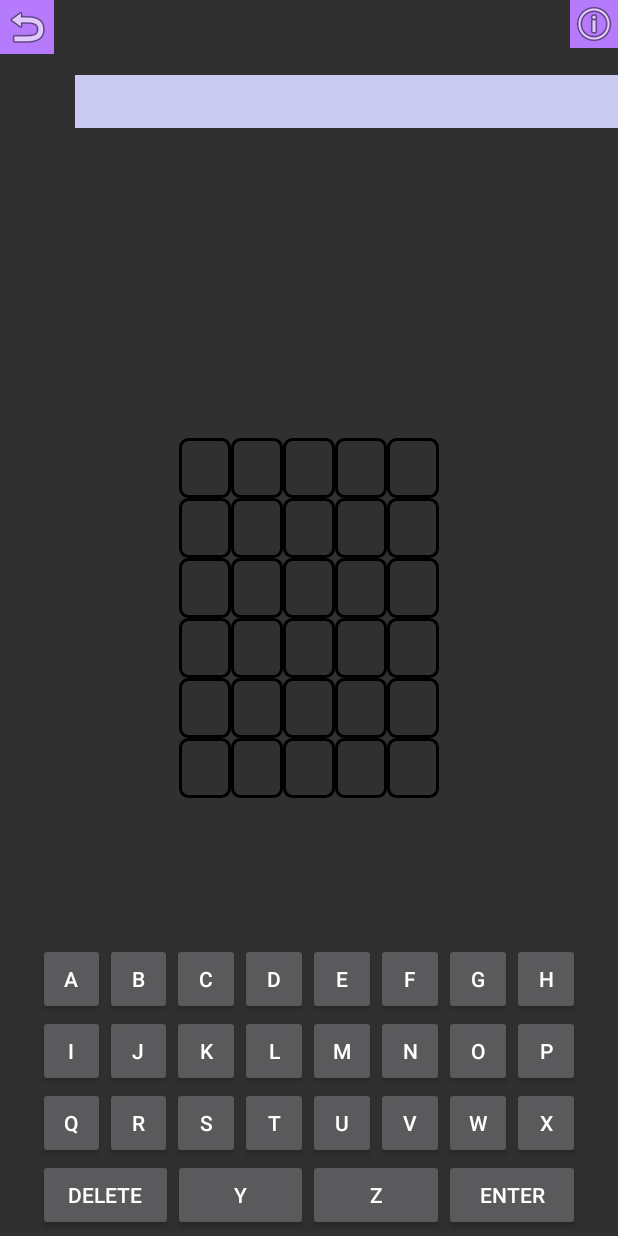
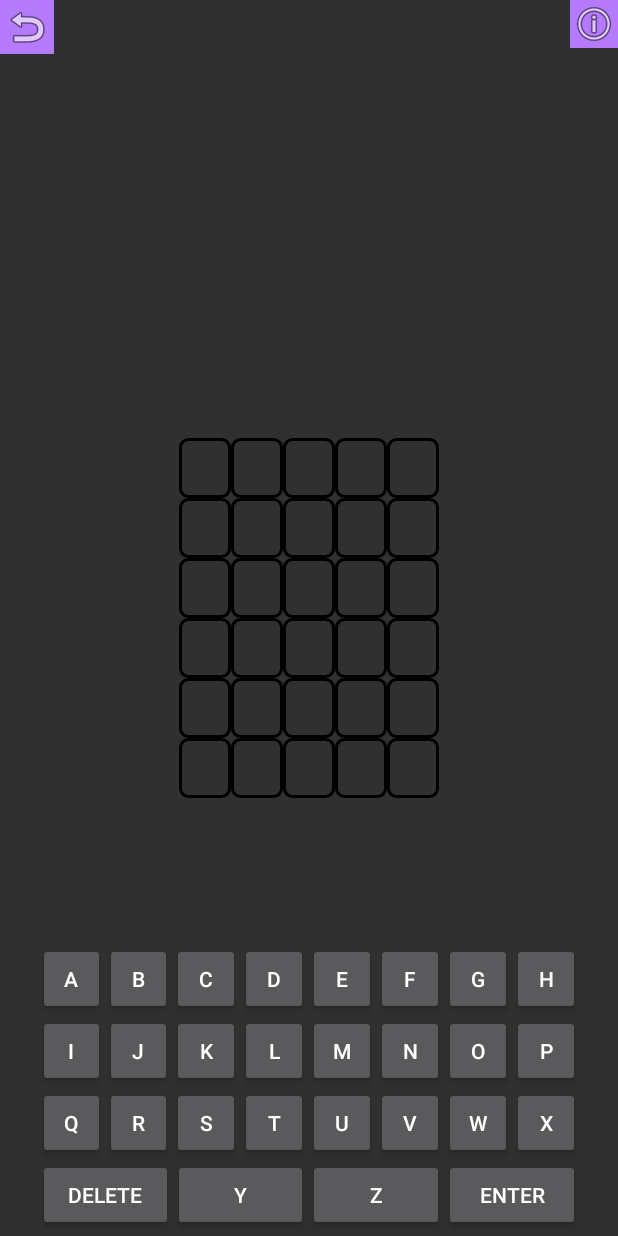
Before and after one commit to Anupama1912/CS2340-gameSuite, an Android app: the WordleActivity screen opened directly, with no data from a screen before it, on a phone screen of 412 x 824 dp. Run offline under Robolectric (Android 15) with nearby library versions, the phone set to English and light mode, and no system bars.

Commit message:
search bar commented out

```diff
--- a/GameSuite2/app/src/main/java/com/example/gamesuite/WordleActivity.java
+++ b/GameSuite2/app/src/main/java/com/example/gamesuite/WordleActivity.java
@@ -39,12 +39,12 @@ public class WordleActivity extends AppCompatActivity {
         setContentView(R.layout.activity_wordle);
         FrameLayout layout2 = findViewById(R.id.layout);
 
-        EditText editText = findViewById(R.id.editText);
+        //EditText editText = findViewById(R.id.editText);
         KeyboardClass keyboard = findViewById(R.id.keyboard);
-        editText.setRawInputType(TYPE_CLASS_TEXT);
-        editText.setTextIsSelectable(true);
-        InputConnection ic = editText.onCreateInputConnection(new EditorInfo());
-        keyboard.setInputConnection(null);
+        //editText.setRawInputType(TYPE_CLASS_TEXT);
+        //editText.setTextIsSelectable(true);
+        //InputConnection ic = editText.onCreateInputConnection(new EditorInfo());
+        //keyboard.setInputConnection(null);
 
         initialiazeArray();
         ImageButton btn = findViewById(R.id.BackGame);
--- a/GameSuite2/app/src/main/res/layout/activity_wordle.xml
+++ b/GameSuite2/app/src/main/res/layout/activity_wordle.xml
@@ -16,17 +16,17 @@
         android:textColor="@color/dButtonTxt"
         android:background="@color/dButtonBg"/>
 
-    <EditText
-        android:id="@+id/editText"
-        android:layout_width="446dp"
-        android:layout_height="wrap_content"
-        android:layout_gravity="top"
-        android:layout_margin="50dp"
-        android:autofillHints="Text"
-        android:background="#c9c9f1"
-        android:inputType="text"
-        android:orientation="vertical"
-        android:padding="5dp" />
+<!--    <EditText-->
+<!--        android:id="@+id/editText"-->
+<!--        android:layout_width="446dp"-->
+<!--        android:layout_height="wrap_content"-->
+<!--        android:layout_gravity="top"-->
+<!--        android:layout_margin="50dp"-->
+<!--        android:autofillHints="Text"-->
+<!--        android:background="#c9c9f1"-->
+<!--        android:inputType="text"-->
+<!--        android:orientation="vertical"-->
+<!--        android:padding="5dp" />-->
 
     <GridLayout
         android:layout_width="wrap_content"
```
Also changed, not shown: GameSuite2/app/src/main/java/com/example/gamesuite/KeyboardClass.java (+15 -15 lines).
